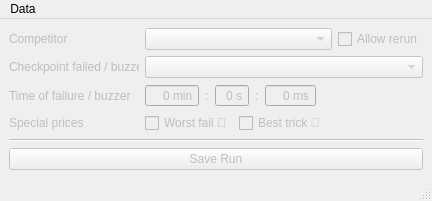
Above: code/ncm_win_resultentering_stage.ui from DavidEilenstein/Ninja_Competition_Manager before the change. Below: the same form after it.
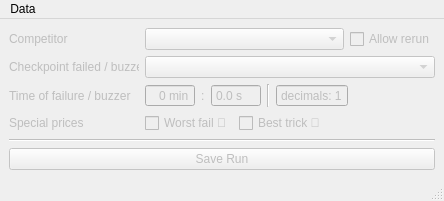
That is the form after the change.

The edit to the form file:
```diff
--- a/code/ncm_win_resultentering_stage.ui
+++ b/code/ncm_win_resultentering_stage.ui
@@ -6,7 +6,7 @@
    <rect>
     <x>0</x>
     <y>0</y>
-    <width>416</width>
+    <width>444</width>
     <height>197</height>
    </rect>
   </property>
@@ -113,6 +113,22 @@
     </item>
     <item row="2" column="1" colspan="4">
      <layout class="QGridLayout" name="gridLayout_2">
+      <item row="0" column="4">
+       <widget class="QSpinBox" name="spinBox_decimals">
+        <property name="buttonSymbols">
+         <enum>QAbstractSpinBox::NoButtons</enum>
+        </property>
+        <property name="prefix">
+         <string>decimals: </string>
+        </property>
+        <property name="maximum">
+         <number>3</number>
+        </property>
+        <property name="value">
+         <number>1</number>
+        </property>
+       </widget>
+      </item>
       <item row="0" column="5">
        <spacer name="horizontalSpacer_2">
         <property name="orientation">
@@ -126,10 +142,50 @@
         </property>
        </spacer>
       </item>
+      <item row="0" column="0">
+       <widget class="QSpinBox" name="spinBox_min">
+        <property name="minimumSize">
+         <size>
+          <width>50</width>
+          <height>0</height>
+         </size>
+        </property>
+        <property name="maximumSize">
+         <size>
+          <width>50</width>
+          <height>16777215</height>
+         </size>
+        </property>
+        <property name="alignment">
+         <set>Qt::AlignRight|Qt::AlignTrailing|Qt::AlignVCenter</set>
+        </property>
+        <property name="buttonSymbols">
+         <enum>QAbstractSpinBox::NoButtons</enum>
+        </property>
+        <property name="suffix">
+         <string> min</string>
+        </property>
+        <property name="prefix">
+         <string/>
+        </property>
+        <property name="maximum">
+         <number>999</number>
+        </property>
+       </widget>
+      </item>
       <item row="0" column="2">
-       <widget class="QSpinBox" name="spinBox_s">
-        <property name="alignment">
-         <set>Qt::AlignRight|Qt::AlignTrailing|Qt::AlignVCenter</set>
+       <widget class="QDoubleSpinBox" name="doubleSpinBox_s">
+        <property name="minimumSize">
+         <size>
+          <width>50</width>
+          <height>0</height>
+         </size>
+        </property>
+        <property name="maximumSize">
+         <size>
+          <width>50</width>
+          <height>16777215</height>
+         </size>
         </property>
         <property name="buttonSymbols">
          <enum>QAbstractSpinBox::NoButtons</enum>
@@ -137,8 +193,8 @@
         <property name="suffix">
          <string> s</string>
         </property>
-        <property name="maximum">
-         <number>59</number>
+        <property name="decimals">
+         <number>1</number>
         </property>
        </widget>
       </item>
@@ -149,42 +205,10 @@
         </property>
        </widget>
       </item>
-      <item row="0" column="4">
-       <widget class="QSpinBox" name="spinBox_ms">
-        <property name="alignment">
-         <set>Qt::AlignRight|Qt::AlignTrailing|Qt::AlignVCenter</set>
-        </property>
-        <property name="buttonSymbols">
-         <enum>QAbstractSpinBox::NoButtons</enum>
-        </property>
-        <property name="suffix">
-         <string> ms</string>
-        </property>
-        <property name="maximum">
-         <number>999</number>
-        </property>
-       </widget>
-      </item>
-      <item row="0" column="0">
-       <widget class="QSpinBox" name="spinBox_min">
-        <property name="alignment">
-         <set>Qt::AlignRight|Qt::AlignTrailing|Qt::AlignVCenter</set>
-        </property>
-        <property name="buttonSymbols">
-         <enum>QAbstractSpinBox::NoButtons</enum>
-        </property>
-        <property name="suffix">
-         <string> min</string>
-        </property>
-        <property name="maximum">
-         <number>999</number>
-        </property>
-       </widget>
-      </item>
       <item row="0" column="3">
-       <widget class="QLabel" name="label_6">
-        <property name="text">
-         <string>:</string>
+       <widget class="Line" name="line_2">
+        <property name="orientation">
+         <enum>Qt::Vertical</enum>
         </property>
        </widget>
       </item>
@@ -234,7 +258,7 @@
     <rect>
      <x>0</x>
      <y>0</y>
-     <width>416</width>
+     <width>444</width>
      <height>21</height>
     </rect>
    </property>
```
